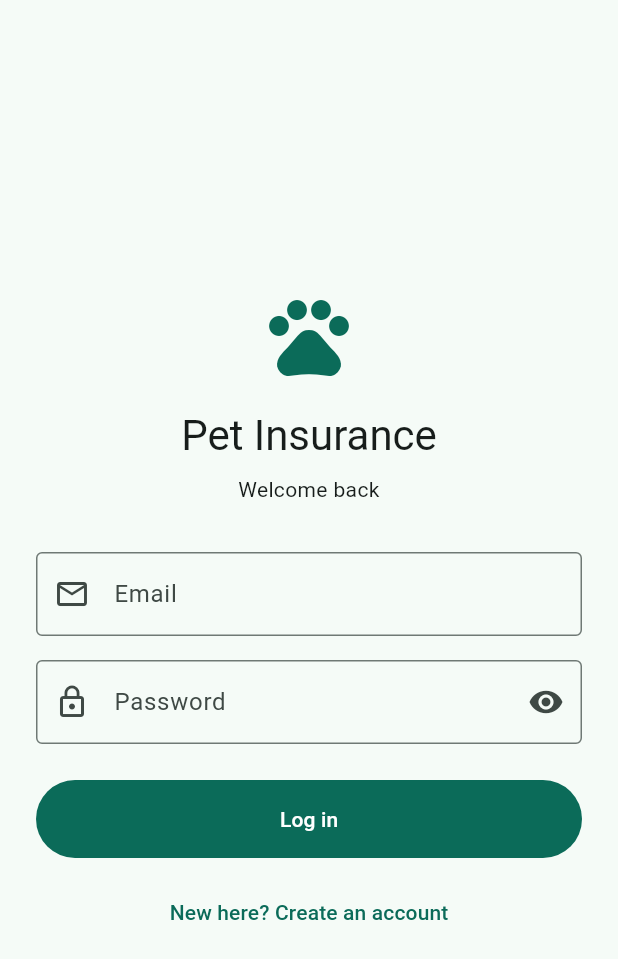
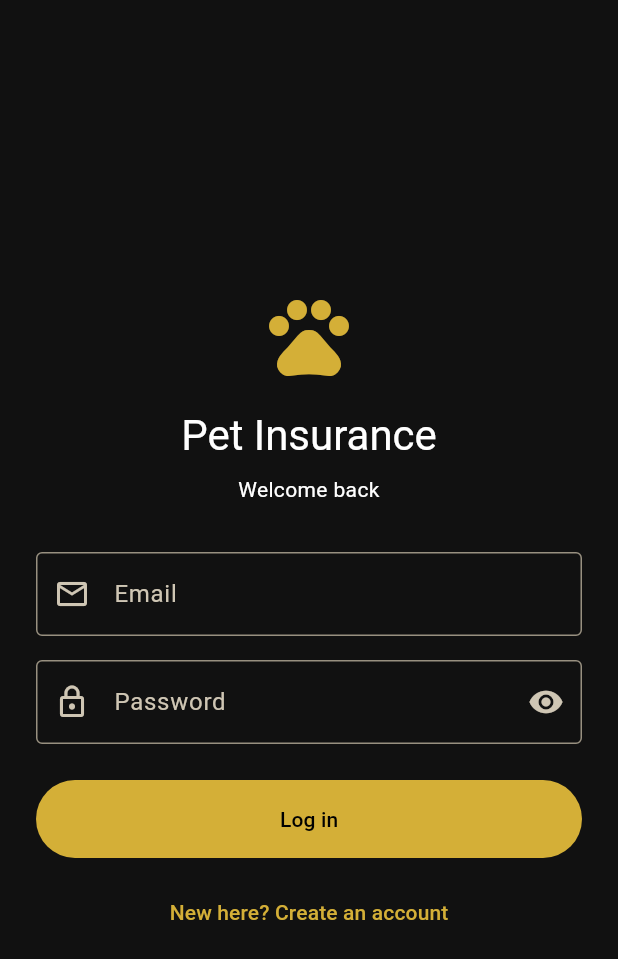
Before and after one commit to batistuta708/pet-insurance-website, a Flutter app: the screen it shows after launch, on a phone screen of 412 x 824 dp. Shown: the top 959 px of the screen. Run offline on Flutter 3.47's test engine with Material 3 defaults, Android fonts, the phone set to English and light mode, and no system bars; our stand-ins replace flutter_secure_storage; accounts and stored records are empty.

Commit message:
Gold and black branding: icon option B, app theme, splash
- Launcher and Play Store icons: solid gold shield with black paw on black
- App theme: gold on black, dark style throughout
- Black launch screen

Co-Authored-By: Claude Opus 5.5 <noreply@anthropic.com>
Claude-Session: https://claude.ai/code/session_01H4rxSiLZ6jvfKCWz1GrdS8

```diff
--- a/mobile/lib/main.dart
+++ b/mobile/lib/main.dart
@@ -18,19 +18,16 @@ class PetInsuranceApp extends StatelessWidget {
 
   @override
   Widget build(BuildContext context) {
-    const seed = Color(0xFF2E7D6B);
     // SessionScope sits above MaterialApp so pushed screens can reach it too.
     return SessionScope(
       session: session,
       child: MaterialApp(
         title: 'Pet Insurance',
         debugShowCheckedModeBanner: false,
-        theme: ThemeData(colorSchemeSeed: seed, useMaterial3: true),
-        darkTheme: ThemeData(
-          colorSchemeSeed: seed,
-          useMaterial3: true,
-          brightness: Brightness.dark,
-        ),
+        // Brand: gold and black (matches the app icon), always shown in the dark style.
+        theme: _goldOnBlackTheme(),
+        themeMode: ThemeMode.dark,
+        darkTheme: _goldOnBlackTheme(),
         home: const AuthGate(),
       ),
     );
@@ -49,3 +46,38 @@ class AuthGate extends StatelessWidget {
     return session.isLoggedIn ? const HomeScreen() : const LoginScreen();
   }
 }
+
+
+const _gold = Color(0xFFD4AF37);
+const _lightGold = Color(0xFFF7DE8A);
+const _black = Color(0xFF111111);
+
+ThemeData _goldOnBlackTheme() {
+  final scheme = ColorScheme.fromSeed(seedColor: _gold, brightness: Brightness.dark).copyWith(
+    primary: _gold,
+    onPrimary: Colors.black,
+    primaryContainer: const Color(0xFF3A2F0B),
+    onPrimaryContainer: _lightGold,
+    secondary: _lightGold,
+    onSecondary: Colors.black,
+    secondaryContainer: const Color(0xFF2A2410),
+    onSecondaryContainer: _lightGold,
+    surface: _black,
+    onSurface: Colors.white,
+  );
+  return ThemeData(
+    colorScheme: scheme,
+    useMaterial3: true,
+    scaffoldBackgroundColor: _black,
+    appBarTheme: const AppBarTheme(backgroundColor: _black, foregroundColor: _gold),
+    navigationBarTheme: NavigationBarThemeData(
+      backgroundColor: const Color(0xFF1A1A1A),
+      indicatorColor: _gold,
+      iconTheme: WidgetStateProperty.resolveWith(
+        (states) => IconThemeData(
+          color: states.contains(WidgetState.selected) ? Colors.black : Colors.white70,
+        ),
+      ),
+    ),
+  );
+}
--- a/mobile/pubspec.yaml
+++ b/mobile/pubspec.yaml
@@ -23,7 +23,7 @@ flutter_launcher_icons:
   android: true
   ios: false
   image_path: assets/icon/icon.png
-  adaptive_icon_background: "#2E7D6B"
+  adaptive_icon_background: "#111111"
   adaptive_icon_foreground: assets/icon/icon_foreground.png
   min_sdk_android: 21
 
```
Also changed, not shown: mobile/assets/icon/icon.png, mobile/assets/icon/icon_foreground.png, mobile/store/play_store_icon_512.png, 2 other files.
